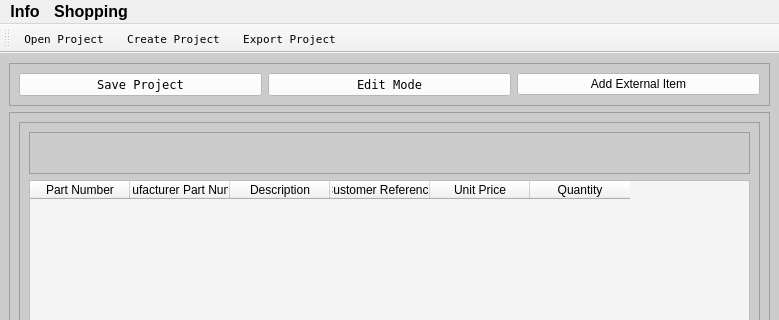
Before: the Qt Designer form Program_Files/UI_Files/project_window.ui in Thomas1B/Electronics-Inventory-Program, drawn with Qt 5; both pictures show x 0 to 779 and y 0 to 320 of the 779 by 617 pixel window.
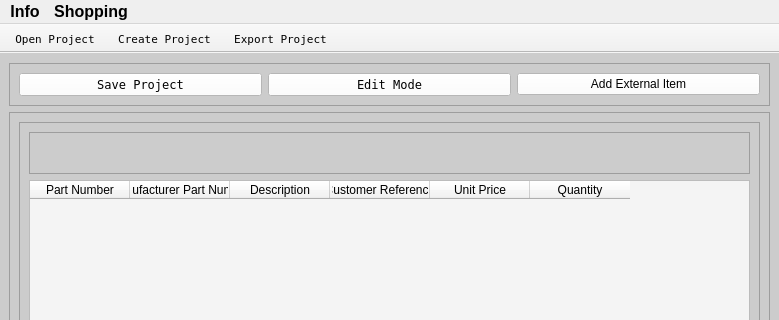
After: the same form once the commit is applied. Icons and pictures are not drawn.

What changed in the file:
```diff
--- a/Program_Files/UI_Files/project_window.ui
+++ b/Program_Files/UI_Files/project_window.ui
@@ -627,6 +627,9 @@
    <property name="windowTitle">
     <string>toolBar</string>
    </property>
+   <property name="movable">
+    <bool>false</bool>
+   </property>
    <attribute name="toolBarArea">
     <enum>TopToolBarArea</enum>
    </attribute>
```
